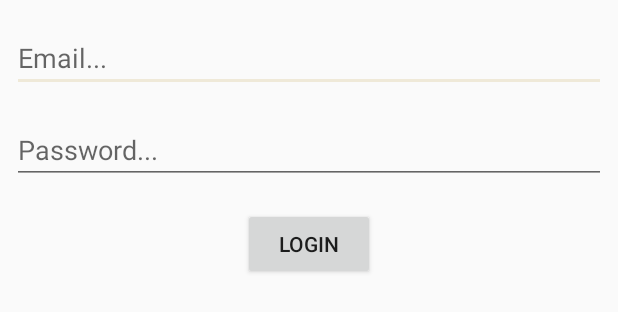
After one commit to YanovskyOr/Beerz, an Android app: the layout login_menu.xml on its own in the app's theme, with its tools: preview values and no code run, on a phone screen of 412 x 824 dp. The commit adds this screen. Shown: the top 312 px of the screen. Run offline under Robolectric (Android 15) with nearby library versions, the phone set to English and light mode, and no system bars.

Commit message:
Added Login Functionality

```diff
--- /dev/null
+++ b/app/src/main/res/layout/login_menu.xml
@@ -0,0 +1,50 @@
+<?xml version="1.0" encoding="utf-8"?>
+<android.support.constraint.ConstraintLayout
+    xmlns:android="http://schemas.android.com/apk/res/android"
+    xmlns:app="http://schemas.android.com/apk/res-auto"
+    xmlns:tools="http://schemas.android.com/tools"
+    android:layout_width="match_parent"
+    android:layout_height="match_parent">
+
+    <EditText
+        android:id="@+id/emailField"
+        android:layout_width="0dp"
+        android:layout_height="45dp"
+        android:layout_marginBottom="16dp"
+        android:layout_marginEnd="8dp"
+        android:layout_marginStart="8dp"
+        android:layout_marginTop="16dp"
+        android:ems="10"
+        android:hint="Email..."
+        android:inputType="textEmailAddress"
+        app:layout_constraintBottom_toTopOf="@+id/passwordField"
+        app:layout_constraintEnd_toEndOf="parent"
+        app:layout_constraintStart_toStartOf="parent"
+        app:layout_constraintTop_toTopOf="parent" />
+
+    <EditText
+        android:id="@+id/passwordField"
+        android:layout_width="0dp"
+        android:layout_height="wrap_content"
+        android:layout_marginEnd="8dp"
+        android:layout_marginStart="8dp"
+        android:layout_marginTop="16dp"
+        android:ems="10"
+        android:hint="Password..."
+        android:inputType="textPassword"
+        app:layout_constraintEnd_toEndOf="parent"
+        app:layout_constraintStart_toStartOf="parent"
+        app:layout_constraintTop_toBottomOf="@+id/emailField" />
+
+    <Button
+        android:id="@+id/loginButton"
+        android:layout_width="wrap_content"
+        android:layout_height="wrap_content"
+        android:layout_marginEnd="8dp"
+        android:layout_marginStart="8dp"
+        android:layout_marginTop="16dp"
+        android:text="Login"
+        app:layout_constraintEnd_toEndOf="parent"
+        app:layout_constraintStart_toStartOf="parent"
+        app:layout_constraintTop_toBottomOf="@+id/passwordField" />
+</android.support.constraint.ConstraintLayout>
```
Also changed, not shown: app/src/main/java/ory/ofir/beerz/MainActivity.java (+30 -7 lines), app/src/main/java/ory/ofir/beerz/View/BeersListFragment.java (renamed from app/src/main/java/ory/ofir/beerz/BeersListFragment.java, +3 -7 lines), app/src/main/java/ory/ofir/beerz/View/LoginFragment.java (added, +100 -0 lines).
